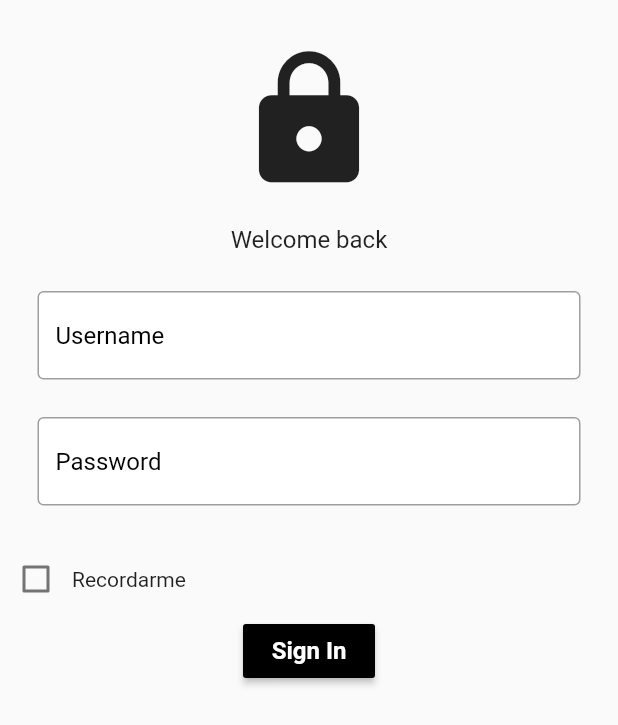
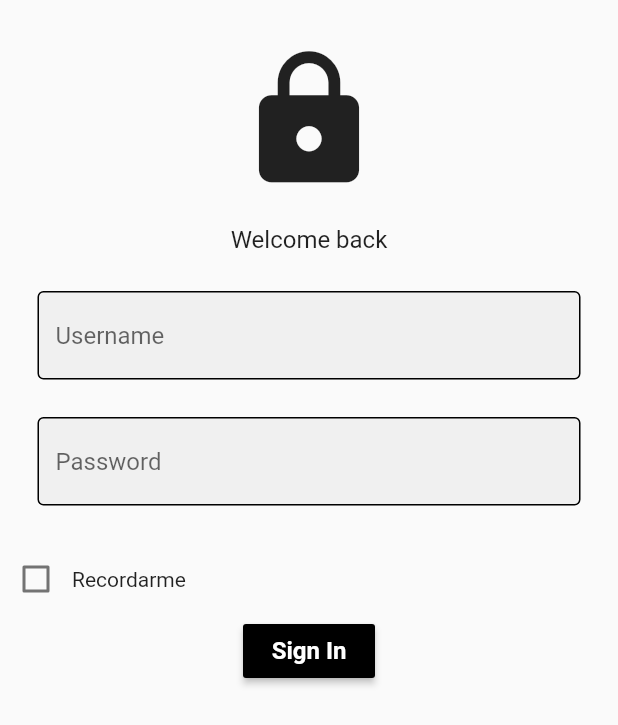
Before and after one commit to KevinMelecio/pmsn-Practica3, a Flutter app: the screen it shows after launch, on a phone screen of 412 x 824 dp. Shown: the top 725 px of the screen. Run offline on Flutter 3.47's test engine with Material 2 defaults, Android fonts, the phone set to English and light mode, and no system bars; our stand-ins replace shared_preferences; missing offline and left inert: day_night_switcher.

Commit message:
colores modificados

```diff
--- a/lib/components/my_textfield.dart
+++ b/lib/components/my_textfield.dart
@@ -24,16 +24,16 @@ class MyTextField extends StatelessWidget {
         decoration: InputDecoration(
             enabledBorder: const OutlineInputBorder(
               borderSide: BorderSide(
-                color: Colors.grey,
+                // color: Colors.grey,
               ),
             ),
             focusedBorder: OutlineInputBorder(
               borderSide: BorderSide(color: Colors.black),
             ),
-            fillColor: Colors.white,
+            // fillColor: Colors.white,
             filled: true,
             hintText: hintText,
-            hintStyle: TextStyle(color: textColor),
+            // hintStyle: TextStyle(color: textColor),
           ),
       ),
     );
--- a/lib/screens/login_screen.dart
+++ b/lib/screens/login_screen.dart
@@ -79,6 +79,7 @@ class _LoginScreenState extends State<LoginScreen> {
 
   Widget build(BuildContext context) {
     return Scaffold(
+      resizeToAvoidBottomInset: false, //para que pueda dimensionarse y no afecte el teclado de la pantalla
         body: SafeArea(
           child: Center(
             child: Column(
```
Also changed, not shown: lib/assets/styles_app.dart (+23 -4 lines), lib/screens/homepage_screen.dart (+18 -2 lines).
